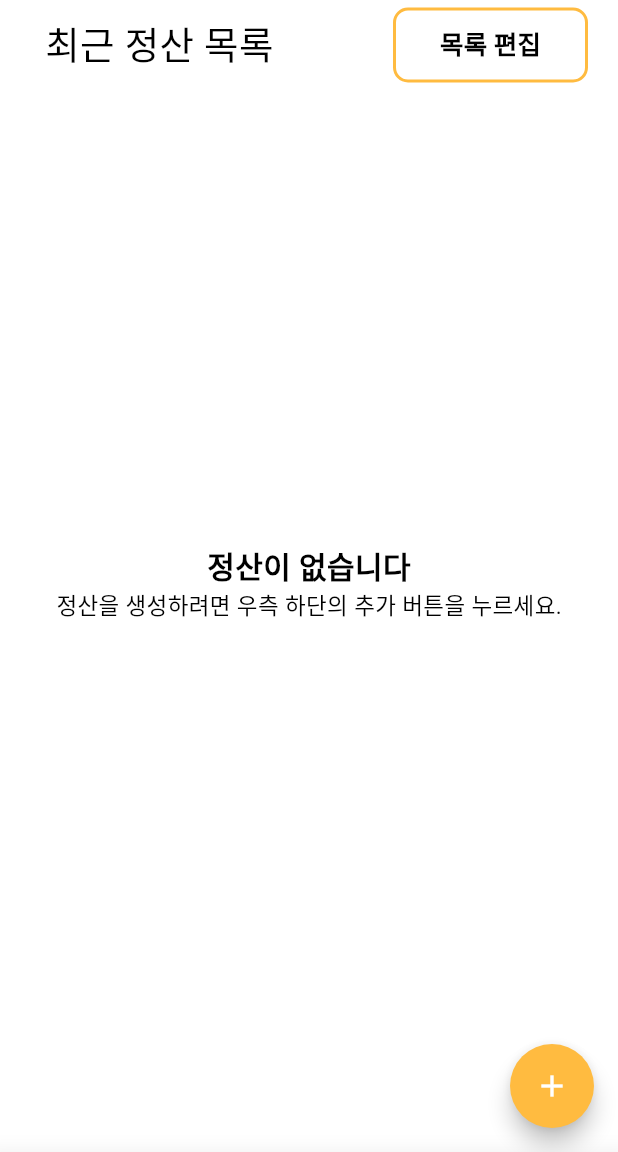
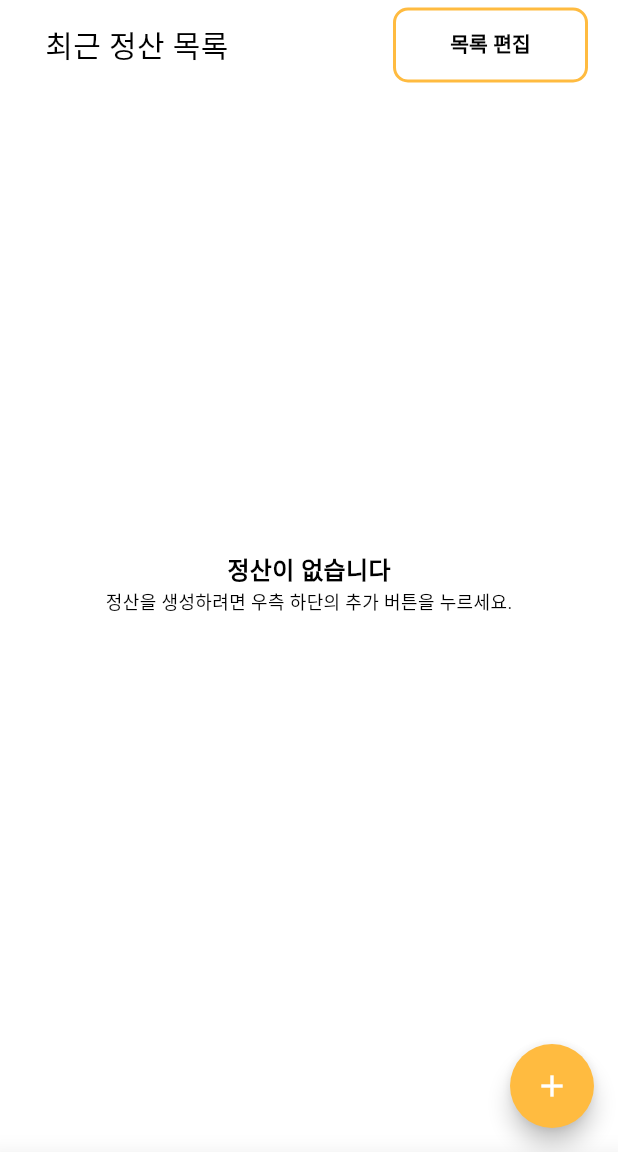
Before and after one commit to UmWooNeAh/Yemon, a Flutter app: the screen it shows after launch, on a phone screen of 412 x 824 dp, the part 84-1236 px from its top. Run offline on Flutter 3.47's test engine with Material 3 defaults, Android fonts, the phone set to English and light mode, and no system bars; our stand-ins replace dotted_border, flutter_inset_box_shadow, flutter_riverpod, flutter_svg, go_router, image_gallery_saver and 2 more; accounts and stored records are empty.

Commit message:
Fix: FontSize

```diff
--- a/lib/View/settlement_information.dart
+++ b/lib/View/settlement_information.dart
@@ -1411,8 +1411,8 @@ class IncludedReceiptItem extends ConsumerWidget {
                       child: SingleChildScrollView(
                         scrollDirection: Axis.horizontal,
                         child: ConstrainedBox(
-                          constraints: BoxConstraints(
-                            maxWidth: (size.width - 60) * 0.5,
+                          constraints: const BoxConstraints(
+                            maxWidth: 150,
                           ),
                           child: TextFormField(
                             decoration: InputDecoration(
@@ -1429,7 +1429,7 @@ class IncludedReceiptItem extends ConsumerWidget {
                                     BorderSide(color: basic[4], width: 0.75),
                               ),
                             ),
-                            maxLength: 20,
+                            maxLength: 8,
                             // maxLines: 1,
                             // expands: true,
                             // maxLines: 1,
--- a/lib/main.dart
+++ b/lib/main.dart
@@ -26,6 +26,12 @@ class _MainAppState extends ConsumerState<MainApp> {
   Widget build(BuildContext context) {
     return MaterialApp.router(
       debugShowCheckedModeBanner: false,
+      builder: (context, child) {
+        return MediaQuery(
+          data: MediaQuery.of(context).copyWith(textScaler: const TextScaler.linear(0.8)),
+          child: child!,
+        );
+      },
       theme: ThemeData(
         // fontFamily: 'NotoSansKR',
         colorScheme: ColorScheme.fromSwatch(
```
